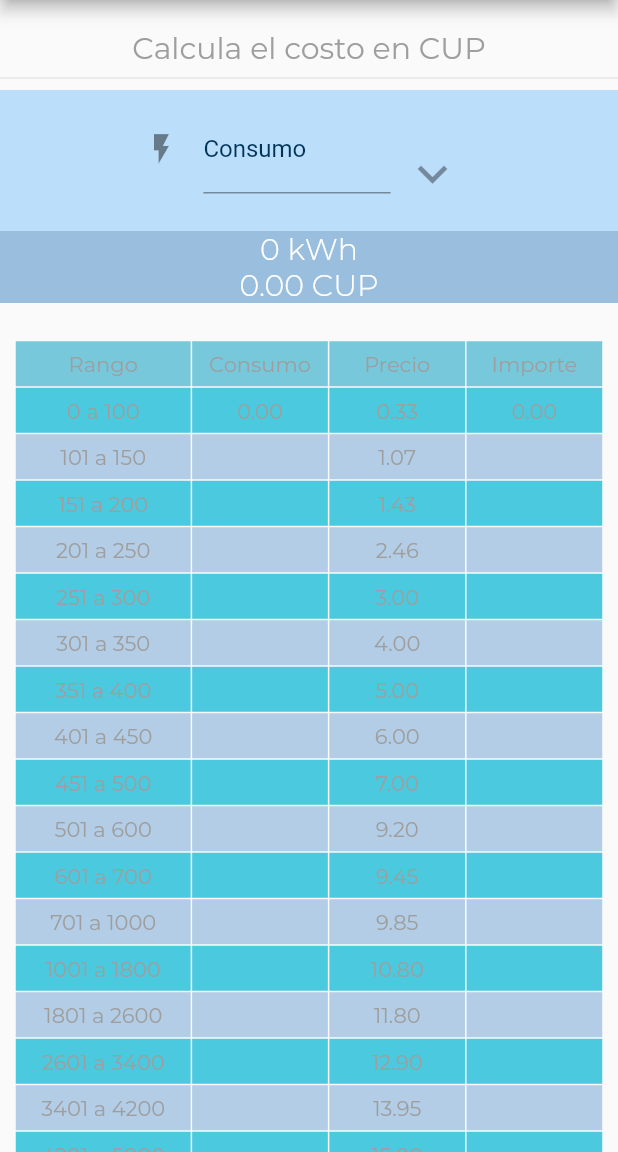
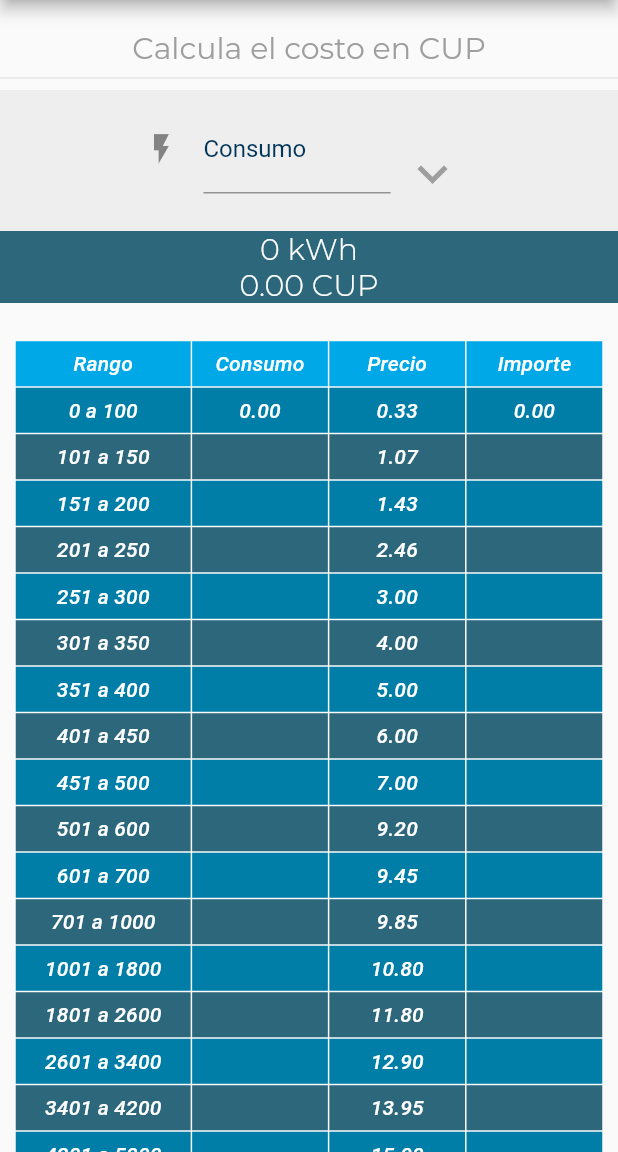
Before and after one commit to leoNavarro95/Ktao-app, a Flutter app: the CalculadoraPage screen opened by its route, on a phone screen of 412 x 824 dp, the part 84-1236 px from its top. Run offline on Flutter 3.47's test engine with Material 2 defaults, Android fonts, the phone set to English and light mode, and no system bars; our stand-ins replace animate_do, fl_chart, get, get_storage, mask_text_input_formatter, sqflite; accounts and stored records are empty; Roboto replaces fonts that are missing (Montserrat-Italic); project files that could hold a hidden picture were left out.

Commit message:
[FIX] Theme fix, page Calculadora

```diff
--- a/lib/app/global_widgets/widgets.dart
+++ b/lib/app/global_widgets/widgets.dart
@@ -1,7 +1,6 @@
 import 'package:flutter/material.dart';
 import 'package:get/get.dart';
 import 'package:ktao/app/data/model/contador_model.dart';
-import 'package:ktao/app/theme/text_theme.dart';
 import 'package:ktao/app/theme/theme_services.dart';
 
 ///Dialogo que si se acepta devuelve true y si se cancela devuelve false
@@ -11,7 +10,6 @@ Future<bool> myboolDialog(
     AlertDialog(
       actionsPadding: EdgeInsets.all(0),
       contentPadding: EdgeInsets.symmetric(horizontal: 24, vertical: 5),
-      backgroundColor: Colors.lightBlue[50],
       shape: RoundedRectangleBorder(borderRadius: BorderRadius.circular(20.0)),
       title: Text(
         titulo,
@@ -23,14 +21,14 @@ Future<bool> myboolDialog(
       ),
       actions: <Widget>[
         TextButton(
+          child: Text('CANCELAR'),
+          onPressed: () => Get.back(result: false),
+        ),
+        TextButton(
           child: Text('OK'),
           onPressed: () {
             Get.back(result: true);
           },
-        ),
-        TextButton(
-          child: Text('CANCELAR'),
-          onPressed: () => Get.back(result: false),
         ),
       ],
     ),
--- a/lib/app/modules/calculadora/calculadora_page.dart
+++ b/lib/app/modules/calculadora/calculadora_page.dart
@@ -52,7 +52,7 @@ class CalculadoraPage extends StatelessWidget {
   Widget _formulario() {
     return Obx(() => Container(
           padding: EdgeInsets.all(10),
-          color: Colors.blue[100],
+          color: Get.theme.cardColor,
           child: Row(
             crossAxisAlignment: CrossAxisAlignment.start,
             mainAxisAlignment: MainAxisAlignment.center,
@@ -77,7 +77,7 @@ class CalculadoraPage extends StatelessWidget {
 
   Container _calcResults() {
     return Container(
-      color: Color.fromRGBO(10, 100, 180, 0.4),
+      color: Get.theme.disabledColor,
       child: Obx(
         () => Text(
           "${calcCtr.consumo.value} kWh \n${calcCtr.costo.value.toStringAsFixed(2)} CUP",
@@ -92,9 +92,9 @@ class CalculadoraPage extends StatelessWidget {
     return Obx(() => calcCtr.listConsumo.isNotEmpty
         ? Tabla(
             titleRow: ['Rango', 'Consumo', 'Precio', 'Importe'],
-            titleColor: Color.fromRGBO(120, 200, 220, 1),
-            primaryColor: Color.fromRGBO(0, 180, 210, 0.7),
-            secundaryColor: Color.fromRGBO(10, 100, 180, 0.3),
+            titleColor: Get.theme.accentColor,
+            primaryColor: Get.theme.primaryColor,
+            secundaryColor: Get.theme.disabledColor,
             cuerpo: [
               rangos, //rango
               calcCtr.listConsumo, //consumo
@@ -121,9 +121,8 @@ class CalculadoraPage extends StatelessWidget {
   }
 
   Icon getExpandIcon(bool isExpanded) {
-    const iconColor = Colors.black38;
     return isExpanded
-        ? Icon(Icons.expand_less, color: iconColor)
-        : Icon(Icons.expand_more, color: iconColor);
+        ? Icon(Icons.expand_less)
+        : Icon(Icons.expand_more);
   }
 }
--- a/lib/app/modules/calculadora/local_widgets/tabla_widget.dart
+++ b/lib/app/modules/calculadora/local_widgets/tabla_widget.dart
@@ -1,5 +1,6 @@
 
 import 'package:flutter/material.dart';
+import 'package:get/get.dart';
 
 class Tabla extends StatelessWidget {
 
@@ -97,7 +98,7 @@ class Loza extends StatelessWidget {
       width: 100,
       height: 30,
       color: color,
-      child: Center(child: Text(text)),
+      child: Center(child: Text(text, style: Get.theme.textTheme.subtitle2.merge(TextStyle(color: Colors.white)),)),
     );
   }
 }
--- a/lib/app/theme/themes.dart
+++ b/lib/app/theme/themes.dart
@@ -6,7 +6,7 @@ class Themes {
 
   ThemeData lightTheme = ThemeData.light().copyWith(
     //primary
-    primaryColor: primaryBlue, //Colors.blue,
+    primaryColor: primaryBlue,
     //secundary = blue
     accentColor: carolinaBlue,
     toggleableActiveColor: carolinaBlue,
@@ -79,6 +79,7 @@ class Themes {
     toggleableActiveColor: Colors.cyan,
     indicatorColor: Colors.cyan[200],
     hintColor: Colors.cyan[800],
+    disabledColor: Color(0xFF2D677C),
     textSelectionTheme: TextSelectionThemeData(cursorColor: Colors.cyan[200]),
 
     splashColor: Colors.grey[300],
```
